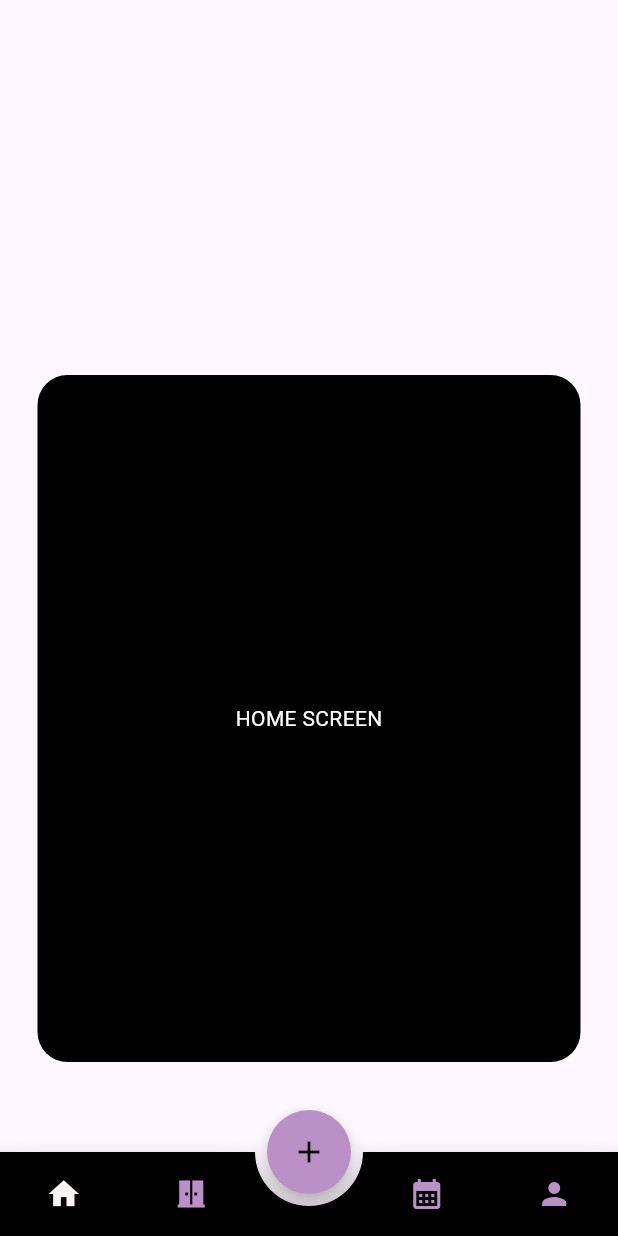
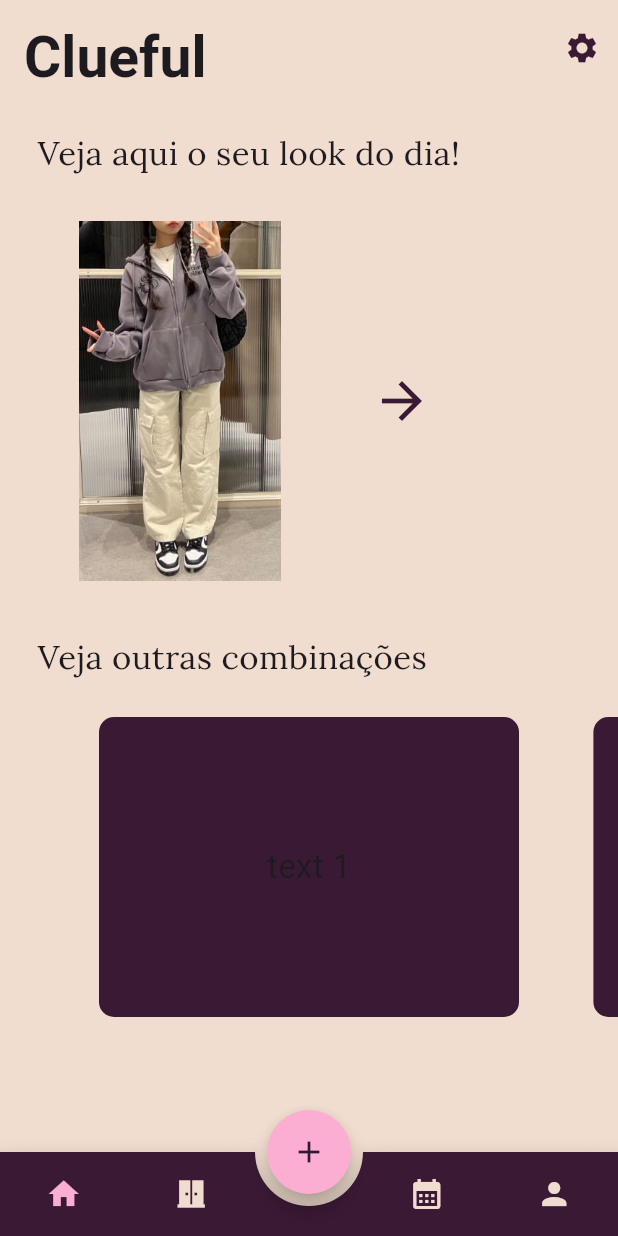
Before and after one commit to Cynder71/Clueful, a Flutter app: the screen it shows after launch, on a phone screen of 412 x 824 dp. Run offline on Flutter 3.47's test engine with Material 3 defaults, Android fonts, the phone set to English and light mode, and no system bars; drawn by our look-alikes of animated_bottom_navigation_bar, carousel_slider; our stand-ins replace cloud_firestore, firebase_core, firebase_storage, google_fonts, image_picker; accounts and stored records are empty.

Commit message:
várias atualizações estéticas espalhadas

```diff
--- a/lib/pages/calendar_screen.dart
+++ b/lib/pages/calendar_screen.dart
@@ -11,6 +11,7 @@ class _CalendarScreenState extends State<CalendarScreen> {
   @override
   Widget build(BuildContext context) {
     return const Scaffold(
+      backgroundColor:  Color.fromARGB(255, 241, 221, 207),
       body: Center(
         child: Text('CALENDAR SCREEN'),
       ),
--- a/lib/pages/home_screen.dart
+++ b/lib/pages/home_screen.dart
@@ -1,7 +1,10 @@
+import 'package:carousel_slider/carousel_slider.dart';
 import 'package:flutter/material.dart';
+import 'package:google_fonts/google_fonts.dart';
+
 
 class HomeScreen extends StatefulWidget {
-  const HomeScreen({super.key});
+  const HomeScreen({Key? key}) : super(key: key);
 
   @override
   State<HomeScreen> createState() => _HomeScreenState();
@@ -11,28 +14,96 @@ class _HomeScreenState extends State<HomeScreen> {
   @override
   Widget build(BuildContext context) {
     return Scaffold(
-      body: Stack(
-        children: [
-          Positioned(
-            top: 250.0,
-            left: 25.0,
-            right: 25.0,
-            bottom: 60.0,
-            child: Container(
-              decoration: BoxDecoration(
-                color: const Color.fromARGB(255, 0, 0, 0),
-                borderRadius: BorderRadius.circular(20.0),
-              ),
-              child: const Center(
-                child: Text(
-                  'HOME SCREEN',
-                  style: TextStyle(color: Colors.white),
-                ),
-              ),
+      backgroundColor: const Color.fromARGB(255, 241, 221, 207),
+      appBar: AppBar(
+        backgroundColor: const Color.fromARGB(255, 241, 221, 207),
+        title: Padding(
+        padding: const EdgeInsets.only(top: 20.0),
+          child: Text(
+            'Clueful',
+            style: GoogleFonts.cinzelDecorative(
+            fontSize: 38,
+            fontWeight: FontWeight.w600,
+          ),
+        ),
+      ),
+        actions: [
+          Align(
+            alignment: Alignment.bottomCenter, // Adjust alignment as needed
+            child: IconButton(
+              icon: const Icon(Icons.settings, color: Color.fromARGB(255, 58, 25, 52)),
+              onPressed: () {   // Add your settings button logic here
+              },
             ),
           ),
         ],
       ),
+      body: Center(
+        child: Column(
+          crossAxisAlignment: CrossAxisAlignment.start, // Alinhar à esquerda
+          children: [
+            const SizedBox(height: 30),
+            Padding(
+              padding: const EdgeInsets.only(left: 25),
+                  child: Text(
+                      'Veja aqui o seu look do dia!', // Add your text here
+                      style: GoogleFonts.lora(
+                        fontSize: 22,
+                      ),
+                ),
+              ),
+            const SizedBox(height: 30),
+
+              Row(
+                children: [
+                  Image.asset(
+                    'images/teste.png',
+                    height: 240,
+                    width: 240,
+                  ),
+                    IconButton(
+                      icon: const Icon(Icons.arrow_forward, color: Color.fromARGB(255, 58, 25, 52)),
+                      iconSize: 40,
+                      onPressed: () {},
+                    ),
+                ],
+              ),
+            const SizedBox(height: 35),
+            Padding(
+              padding: const EdgeInsets.only(left: 25),
+              child: Text(
+                'Veja outras combinações', // Add your text here
+                style: GoogleFonts.lora(
+                  fontSize: 22,
+                ),
+              ),
+            ),
+            const SizedBox(height: 25), // Add some space between text and CarouselSlider
+            CarouselSlider(
+              items: [1, 2, 3, 4, 5].map((i) {
+                return Container(
+                  width: 280,
+                  margin: const EdgeInsets.symmetric(horizontal: 5),
+                  decoration: BoxDecoration(
+                    color: const Color.fromARGB(255, 58, 25, 52),
+                    borderRadius: BorderRadius.circular(10),
+                  ),
+                  child: Center(
+                    child: Text(
+                      "text $i",
+                      style: const TextStyle(fontSize: 22),
+                    ),
+                  ),
+                );
+              }).toList(),
+              options: CarouselOptions(
+                height: 200,
+                enableInfiniteScroll: false, // Set this to false to disable looping
+              ),
+            ),
+          ],
+        ),
+      ),
     );
   }
 }
--- a/lib/pages/navigation_page.dart
+++ b/lib/pages/navigation_page.dart
@@ -35,8 +35,9 @@ class _NavigationPageState extends State<NavigationPage> {
   @override
   Widget build(BuildContext context) {
     return Scaffold(
+      backgroundColor: const Color.fromARGB(255, 241, 221, 207),
       floatingActionButton: FloatingActionButton(
-        backgroundColor: const Color.fromARGB(255, 186, 144, 198),
+        backgroundColor: const Color.fromARGB(255, 251, 174, 210),
          onPressed: () {
         // Navigate to AddItem screen
           Navigator.push(
@@ -45,13 +46,13 @@ class _NavigationPageState extends State<NavigationPage> {
          );
         },
         shape: const CircleBorder(), // Use CircleBorder for a circular shape
-        child: const Icon(Icons.add, color: Colors.black,),
+        child: const Icon(Icons.add, color: Color.fromARGB(255,48, 25, 52)),
       ),
       floatingActionButtonLocation: FloatingActionButtonLocation.centerDocked,
       bottomNavigationBar: AnimatedBottomNavigationBar(
-        backgroundColor: const Color.fromARGB(255, 0, 0, 0),
-        inactiveColor: const Color.fromARGB(255, 186, 144, 198),
-        activeColor:  const Color.fromARGB(255, 253, 244, 245),
+        backgroundColor: const Color.fromARGB(255, 58, 25, 52),
+        inactiveColor: const Color.fromARGB(255, 241, 221, 207),
+        activeColor:  const Color.fromARGB(255, 251, 174, 210),
         gapLocation: GapLocation.center,
         notchSmoothness: NotchSmoothness.softEdge,
         icons: iconList,
```
Also changed, not shown: lib/pages/add_item_screen.dart (+32 -16 lines), lib/pages/item_detail_screen.dart (+6 -2 lines), lib/pages/profile_screen.dart (+54 -9 lines), lib/pages/wardrobe_screen.dart (+12 -2 lines), pubspec.yaml (+6 -3 lines), images/teste.png (added), pubspec.lock, 1 other file.
